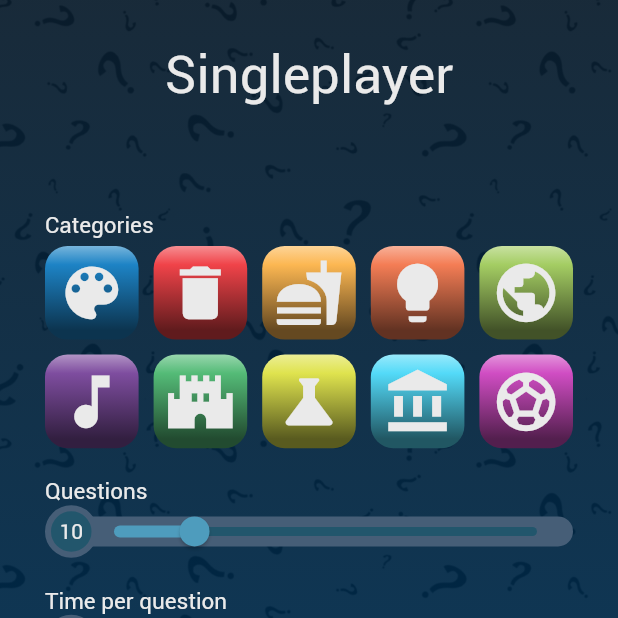
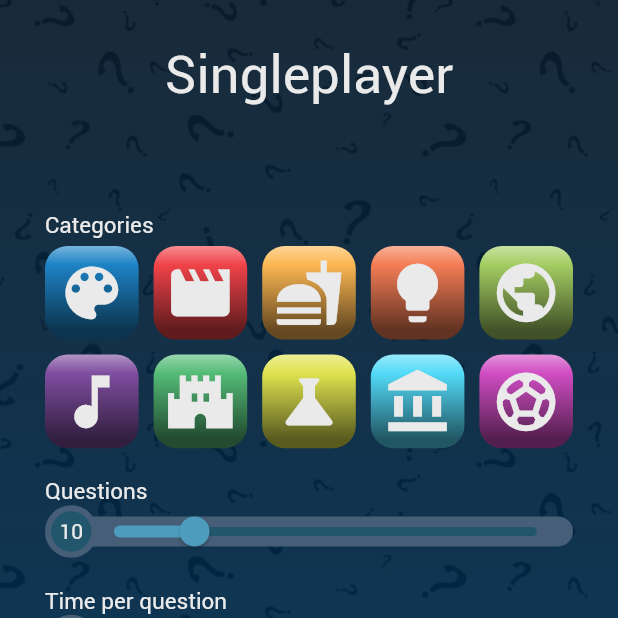
Before and after one commit to gu-tig333-ht22/grupp-1, a Flutter app: the screen it shows after launch, after a tap on "Singleplayer", on a phone screen of 412 x 824 dp, the top half of it. Run offline on Flutter 3.47's test engine with Material 2 defaults, Android fonts, the phone set to English and light mode, and no system bars; our stand-ins replace circular_countdown_timer, simple_gradient_text; missing offline and left inert: fading_edge_scrollview, flutter_octicons.

Commit message:
Rättat till fel i card och theme

```diff
--- a/lib/components/card.dart
+++ b/lib/components/card.dart
@@ -110,7 +110,7 @@ class OptionsRow extends StatelessWidget {
       } else if (playerAnswer == "No answer") {
         borderColor = Themes.colors.red;
         tileColor = Themes.colors.redLight;
-        circleColor = Themes.colors.red;
+        circleColor = Themes.colors.redLight;
       }
     }
 
--- a/lib/theme/theme.dart
+++ b/lib/theme/theme.dart
@@ -81,7 +81,7 @@ class ThemeCategories {
         color: Themes.colors.artLiterature,
         icon: Icons.color_lens),
     ThemeCategory(
-        name: 'Film & TV', color: Themes.colors.filmTv, icon: Icons.delete),
+        name: 'Film & TV', color: Themes.colors.filmTv, icon: Icons.movie),
     ThemeCategory(
         name: 'Food & Drink',
         color: Themes.colors.foodDrink,
```
